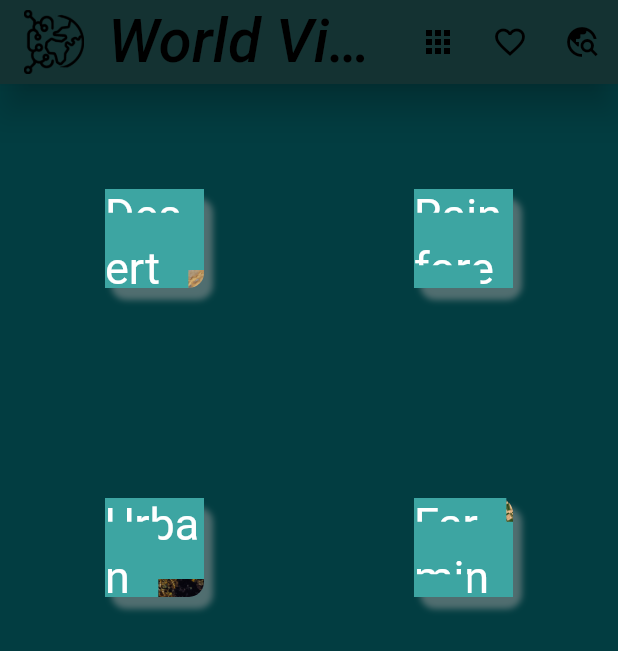
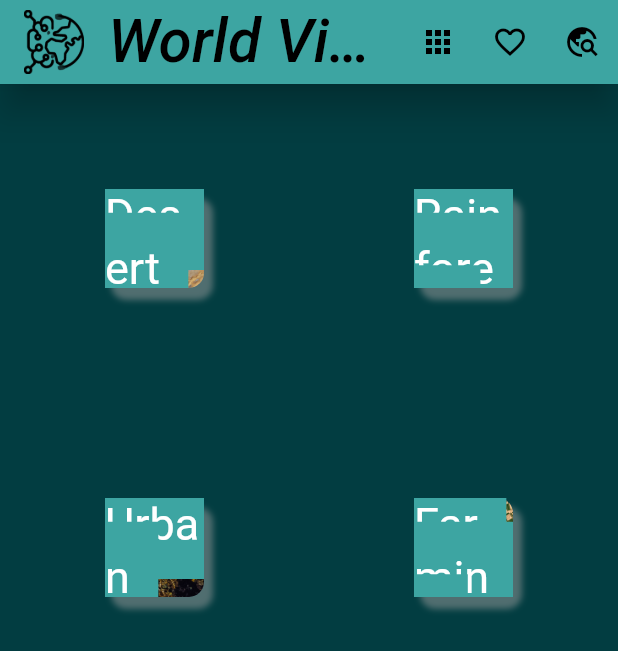
Before and after one commit to LeoGitGuy/RevolutionAIze, a Flutter app: the screen it shows after launch, after a tap on "Desert", after a tap on the "apps" icon, on a phone screen of 412 x 824 dp. Shown: the top 651 px of the screen. Run offline on Flutter 3.47's test engine with Material 2 defaults, Android fonts, the light colour scheme and no system bars; our stand-ins replace shared_preferences, syncfusion_flutter_sliders; missing offline and left inert: dart:html; network calls fail; Roboto replaces fonts that are missing (Georgia, Hind); project files that could hold a hidden picture were left out.

Commit message:
final changes

```diff
--- a/frontend/lib/main.dart
+++ b/frontend/lib/main.dart
@@ -201,7 +201,7 @@ class _MyHomePageState extends State<MyHomePage> {
   Widget build(BuildContext context) {
     return Scaffold(
       appBar: AppBar(
-        backgroundColor: Color.fromARGB(255, 20, 50, 50), // Color Scaffold
+        backgroundColor: Color.fromARGB(255, 61, 165, 162), // Color Scaffold
         leading: Padding(
           padding: const EdgeInsets.fromLTRB(16.0, 0, 0, 0),
           child: Image.asset(
--- a/frontend/lib/screens/overview.dart
+++ b/frontend/lib/screens/overview.dart
@@ -30,7 +30,7 @@ class _OverviewState extends State<Overview> {
     OverviewWidget("assets/desert.jpg", "Desert",
         Location("test", "desert_lat", "desert_long", 2)),
     OverviewWidget("assets/rainforest.jpg", "Rainforest",
-        Location("test", "rainforest_lat", "rainforest_long", 2)),
+        Location("test", "-3.4632860462165116", "-62.21886792806587", 2)),
     OverviewWidget("assets/munich.jpg", "Urban",
         Location("test", "urban_lat", "urban_long", 2)),
     OverviewWidget("assets/farm.jpg", "Farming",
--- a/frontend/lib/screens/search.dart
+++ b/frontend/lib/screens/search.dart
@@ -90,17 +90,17 @@ class _SearchState extends State<Search> {
   Widget imageViewer() {
     if (loadPressed) {
       return Image(
-          height: 400,
+          height: 700,
           /* image: AssetImage("assets/rainforest.jpg"),
         height: 400,
       ); */
           image: NetworkImage(baseUrl +
               "?lat=" +
-              _locationService.myLocation.latitude +
+              savePlace.toString() +
               "&lon=" +
               _locationService.myLocation.longitude));
     } else {
-      return Text("Press the Red Button!");
+      return Text("");
     }
   }
 
@@ -245,6 +245,11 @@ class _SearchState extends State<Search> {
                         ),
                       ),
                       Expanded(
+                        child: const Text(
+                          'AI Details',
+                        ),
+                      ),
+                      Expanded(
                         child: Checkbox(
                           checkColor: Colors.white,
                           value: savePlace,
@@ -298,7 +303,9 @@ class _SearchState extends State<Search> {
                 indent: 30.0,
                 color: Colors.grey,
               ),
-              Container(
+              Padding(
+                padding: const EdgeInsets.fromLTRB(30, 0, 30, 0),
+                child: Container(
                   alignment: Alignment.center,
                   child: Row(
                     children: [
@@ -320,6 +327,7 @@ class _SearchState extends State<Search> {
                     ],
                   ),
                 ),
+              ),
               const Divider(
                 height: 10.0,
                 thickness: 2.0,
```
Also changed, not shown: 6 other files. Lines whose indentation alone changed are shown as unchanged.
